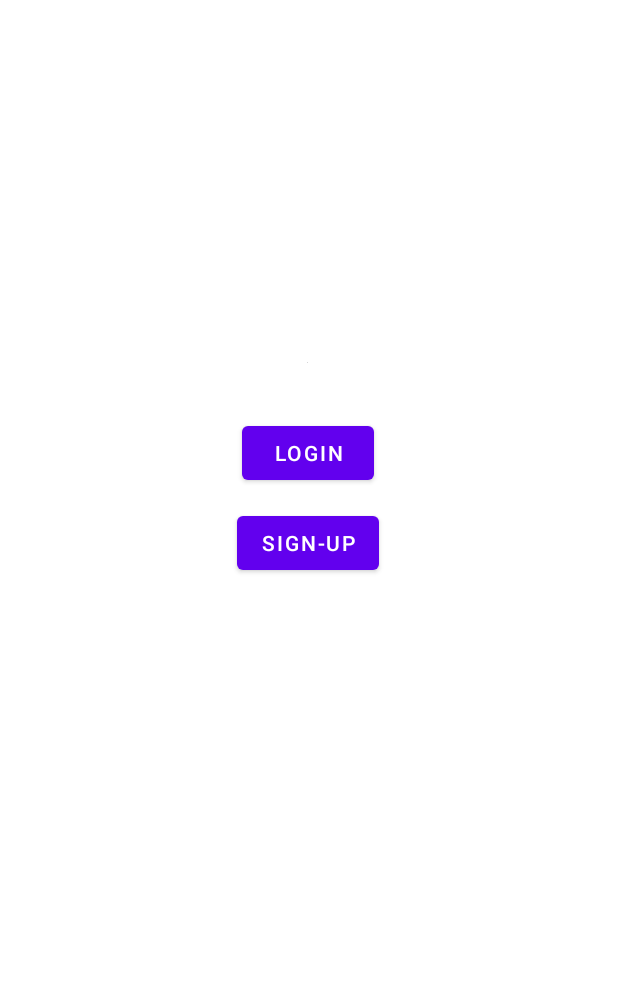
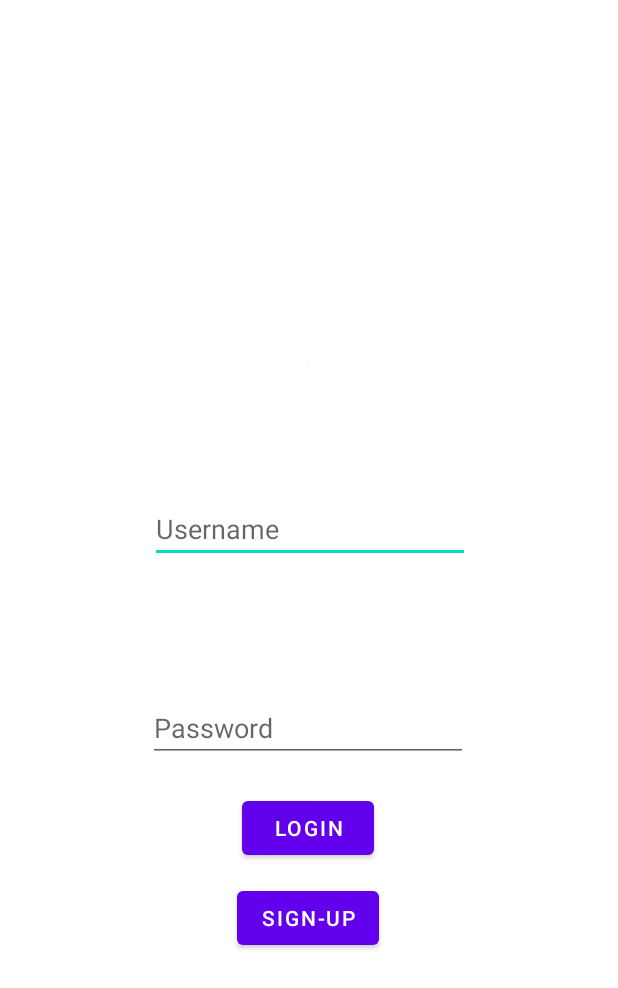
Before and after one commit to jabriboy/Golden-Wallet, an Android app: the layout activity_main.xml on its own in the app's theme, with its tools: preview values and no code run, on a phone screen of 412 x 824 dp. Shown: the top 988 px of the screen. Run offline under Robolectric (Android 15) with nearby library versions, the phone set to English and light mode, and no system bars.

```diff
--- /dev/null
+++ b/app/src/main/java/com/senaicimatec/golden_wallet/db.properties
@@ -0,0 +1,4 @@
+user=root
+password=1505
+dburl=jdbc:mysql://localhost:3306/aulajdbc
+useSSL=false
--- a/app/src/main/res/layout/activity_main.xml
+++ b/app/src/main/res/layout/activity_main.xml
@@ -22,14 +22,14 @@
         android:id="@+id/login"
         android:layout_width="wrap_content"
         android:layout_height="wrap_content"
-        android:layout_marginTop="36dp"
+        android:layout_marginBottom="208dp"
         android:text="Login"
         app:layout_constraintBottom_toBottomOf="parent"
         app:layout_constraintEnd_toEndOf="parent"
         app:layout_constraintHorizontal_bias="0.498"
         app:layout_constraintStart_toStartOf="parent"
-        app:layout_constraintTop_toBottomOf="@+id/logo"
-        app:layout_constraintVertical_bias="0.0" />
+        app:layout_constraintTop_toBottomOf="@+id/editPassword"
+        app:layout_constraintVertical_bias="0.333" />
 
     <Button
         android:id="@+id/signup"
@@ -44,4 +44,30 @@
         app:layout_constraintTop_toBottomOf="@+id/login"
         app:layout_constraintVertical_bias="0.0" />
 
+    <EditText
+        android:id="@+id/editUsername"
+        android:layout_width="wrap_content"
+        android:layout_height="wrap_content"
+        android:ems="10"
+        android:inputType="textPersonName"
+        android:hint="Username"
+        app:layout_constraintBottom_toTopOf="@+id/editPassword"
+        app:layout_constraintEnd_toEndOf="parent"
+        app:layout_constraintHorizontal_bias="0.502"
+        app:layout_constraintStart_toStartOf="parent"
+        app:layout_constraintTop_toBottomOf="@+id/logo" />
+
+    <EditText
+        android:id="@+id/editPassword"
+        android:layout_width="wrap_content"
+        android:layout_height="wrap_content"
+        android:layout_marginBottom="316dp"
+        android:ems="10"
+        android:hint="Password"
+        android:inputType="textPassword"
+        app:layout_constraintBottom_toBottomOf="parent"
+        app:layout_constraintEnd_toEndOf="parent"
+        app:layout_constraintHorizontal_bias="0.497"
+        app:layout_constraintStart_toStartOf="parent" />
+
 </androidx.constraintlayout.widget.ConstraintLayout>
```
Also changed, not shown: app/src/main/java/com/senaicimatec/golden_wallet/MainActivity.java (+30 -0 lines), app/src/main/java/com/senaicimatec/golden_wallet/db/DB.java (added, +74 -0 lines), app/src/main/java/com/senaicimatec/golden_wallet/db/DbException.java (added, +10 -0 lines).
